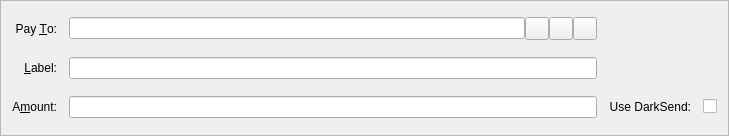
First picture: the form in src/qt/forms/sendcoinsentry.ui, repository NarubyRiverlione/Spice, before the edit.
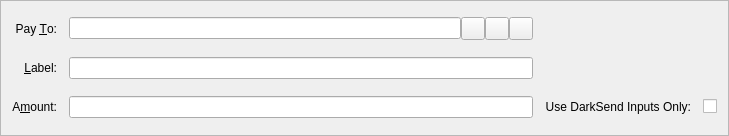
Second picture: the form after the edit. Icons and pictures are not drawn. Custom widgets are drawn as their Qt base class.

```diff
--- a/src/qt/forms/sendcoinsentry.ui
+++ b/src/qt/forms/sendcoinsentry.ui
@@ -55,7 +55,7 @@
    <item row="5" column="2">
     <widget class="QLabel" name="label_2">
      <property name="text">
-      <string>Use DarkSend:</string>
+      <string>Use DarkSend Inputs Only:</string>
      </property>
      <property name="alignment">
       <set>Qt::AlignRight|Qt::AlignTrailing|Qt::AlignVCenter</set>
```
